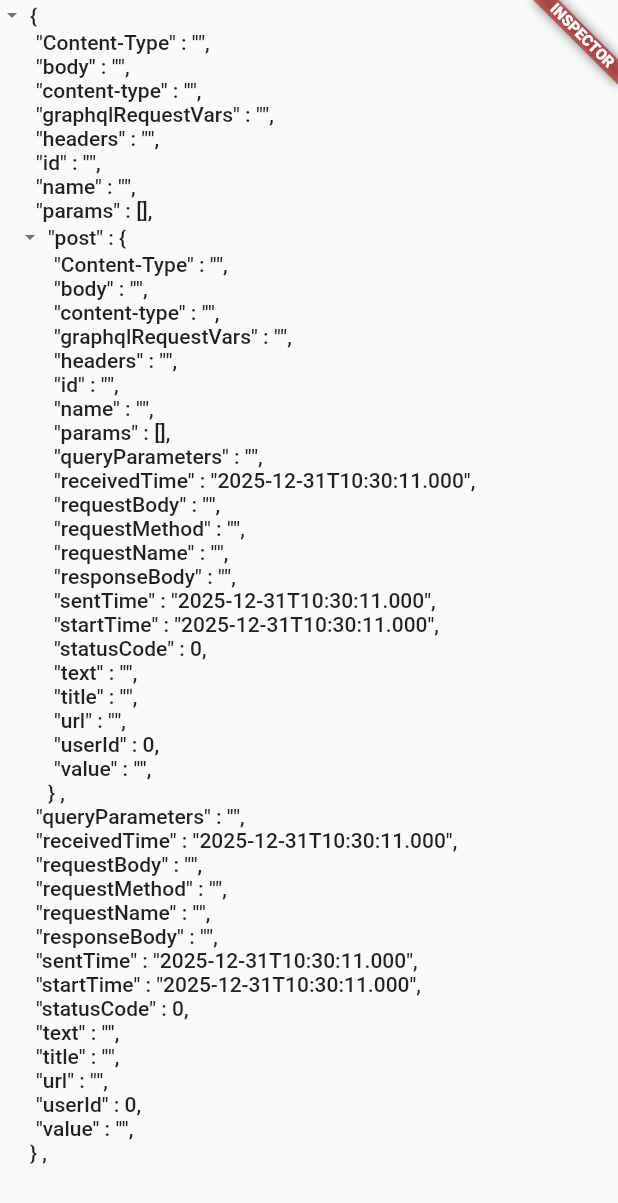
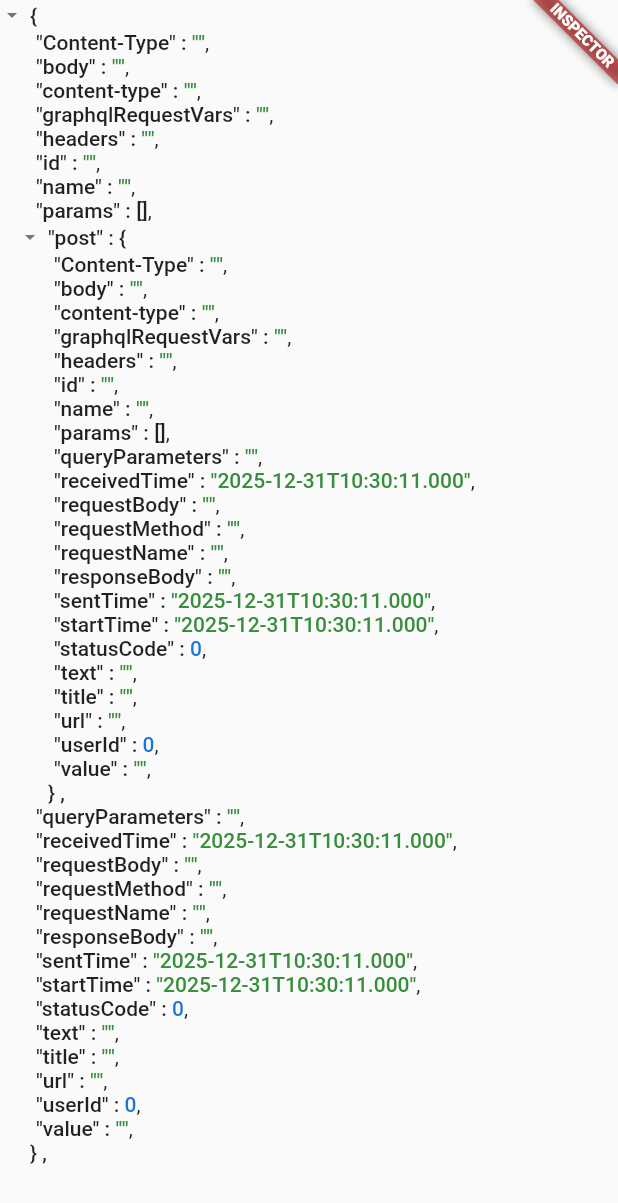
Before and after one commit to Abdelazeem777/requests_inspector, a Flutter app: the JsonTreeView widget shown alone on an empty page, opened directly with empty values, on a phone screen of 412 x 824 dp. Shown: the top 1203 px of the screen. Run offline on Flutter 3.47's test engine with Material 3 defaults, Android fonts, the phone set to English and light mode, and no system bars; our stand-ins replace dio, graphql, sensors_plus, share_plus; missing offline and left inert: gql; network calls fail.

Commit message:
feat: Add syntax highlighting for JSON leaf node values in the tree view and update example project dependencies.

```diff
--- a/lib/src/json_tree_view_widget.dart
+++ b/lib/src/json_tree_view_widget.dart
@@ -193,25 +193,68 @@ class JsonTreeView extends StatelessWidget {
 
   Widget _buildLeafNode(
       BuildContext context, String? key, dynamic value, int currentOffset) {
-    final formattedValue = (value is String && value != '{}' && value != '[]')
-        ? '"$value"'
-        : '$value';
+    String formattedValue;
+    Color valueColor;
 
-    final fullText =
-        '${key != null ? '"$key" : ' : ''}$formattedValue${key != null ? ',' : ''}';
+    if (value is String && (value == '{}' || value == '[]')) {
+      formattedValue = value;
+      valueColor = _isDarkMode ? Colors.white : Colors.black87;
+    } else if (value is String) {
+      formattedValue = '"$value"';
+      valueColor = _isDarkMode ? Colors.green.shade300 : Colors.green.shade700;
+    } else if (value is num) {
+      formattedValue = value.toString();
+      valueColor = _isDarkMode ? Colors.blue.shade300 : Colors.blue.shade700;
+    } else if (value is bool) {
+      formattedValue = value.toString();
+      valueColor =
+          _isDarkMode ? Colors.orange.shade300 : Colors.orange.shade700;
+    } else if (value == null) {
+      formattedValue = 'null';
+      valueColor = _isDarkMode ? Colors.grey.shade400 : Colors.grey.shade600;
+    } else {
+      formattedValue = value.toString();
+      valueColor = _isDarkMode ? Colors.white : Colors.black87;
+    }
 
-    return Padding(
-      padding: const EdgeInsets.only(left: 12.0),
-      child: HighlightedText(
-        text: fullText,
-        searchQuery: searchQuery,
-        isDarkMode: _isDarkMode,
-        matchIndexOffset: currentOffset,
+    final spans = <TextSpan>[];
+    if (key != null) {
+      spans.add(TextSpan(
+        text: '"$key" : ',
         style: TextStyle(
           fontSize: 14,
           color: _isDarkMode ? Colors.white : Colors.black87,
           fontWeight: FontWeight.w500,
         ),
+      ));
+    }
+
+    spans.add(TextSpan(
+      text: formattedValue,
+      style: TextStyle(
+        fontSize: 14,
+        color: valueColor,
+        fontWeight: FontWeight.w500,
+      ),
+    ));
+
+    if (key != null) {
+      spans.add(TextSpan(
+        text: ',',
+        style: TextStyle(
+          fontSize: 14,
+          color: _isDarkMode ? Colors.white : Colors.black87,
+        ),
+      ));
+    }
+
+    return Padding(
+      padding: const EdgeInsets.only(left: 12.0),
+      child: HighlightedText(
+        spans: spans,
+        searchQuery: searchQuery,
+        isDarkMode: _isDarkMode,
+        matchIndexOffset: currentOffset,
       ),
     );
   }
@@ -225,7 +268,7 @@ class JsonTreeView extends StatelessWidget {
         style: TextStyle(
           fontSize: 14,
           fontWeight: FontWeight.w500,
-          color: _isDarkMode ? Colors.grey.shade400 : Colors.black87,
+          color: _isDarkMode ? Colors.white : Colors.black87,
         ),
       ),
     );
```
Also changed, not shown: lib/src/shared_widgets/highlighted_text.dart (+132 -31 lines).
